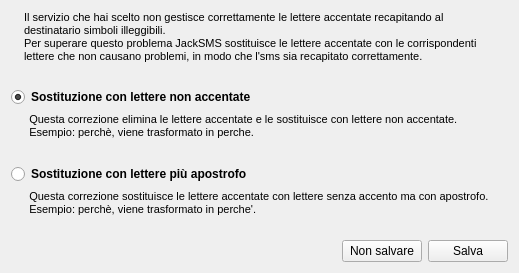
Old version of the form avvisoaccentidialog.ui in the repository freesmee/freesmee-desktop.
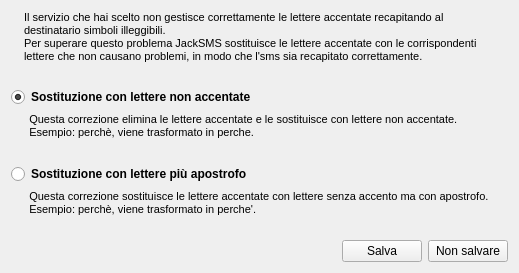
New version of the form. Icons and pictures are not drawn.

```diff
--- a/avvisoaccentidialog.ui
+++ b/avvisoaccentidialog.ui
@@ -167,17 +167,6 @@
          </property>
         </spacer>
        </item>
-       <item>
-        <widget class="QPushButton" name="pushButton_2">
-         <property name="text">
-          <string>Non salvare</string>
-         </property>
-         <property name="icon">
-          <iconset resource="resources.qrc">
-           <normaloff>:/resource/rimuovi.png</normaloff>:/resource/rimuovi.png</iconset>
-         </property>
-        </widget>
-       </item>
        <item>
         <widget class="QPushButton" name="saveButton">
          <property name="text">
@@ -189,6 +178,17 @@
          </property>
         </widget>
        </item>
+       <item>
+        <widget class="QPushButton" name="pushButton_2">
+         <property name="text">
+          <string>Non salvare</string>
+         </property>
+         <property name="icon">
+          <iconset resource="resources.qrc">
+           <normaloff>:/resource/rimuovi.png</normaloff>:/resource/rimuovi.png</iconset>
+         </property>
+        </widget>
+       </item>
       </layout>
      </item>
     </layout>
```
